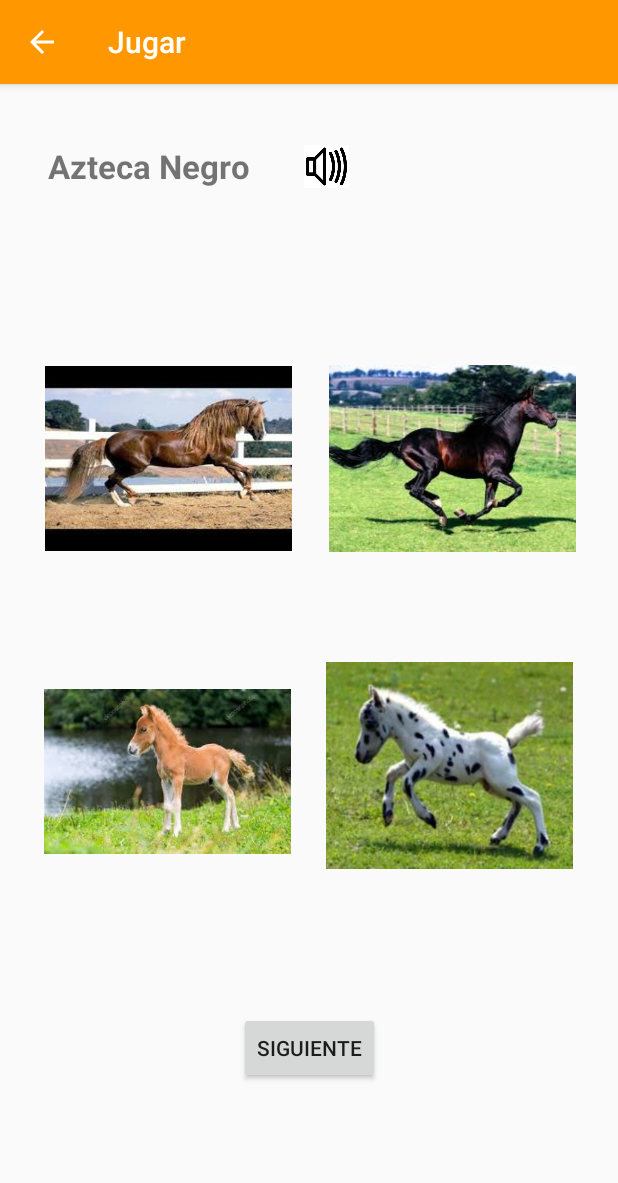
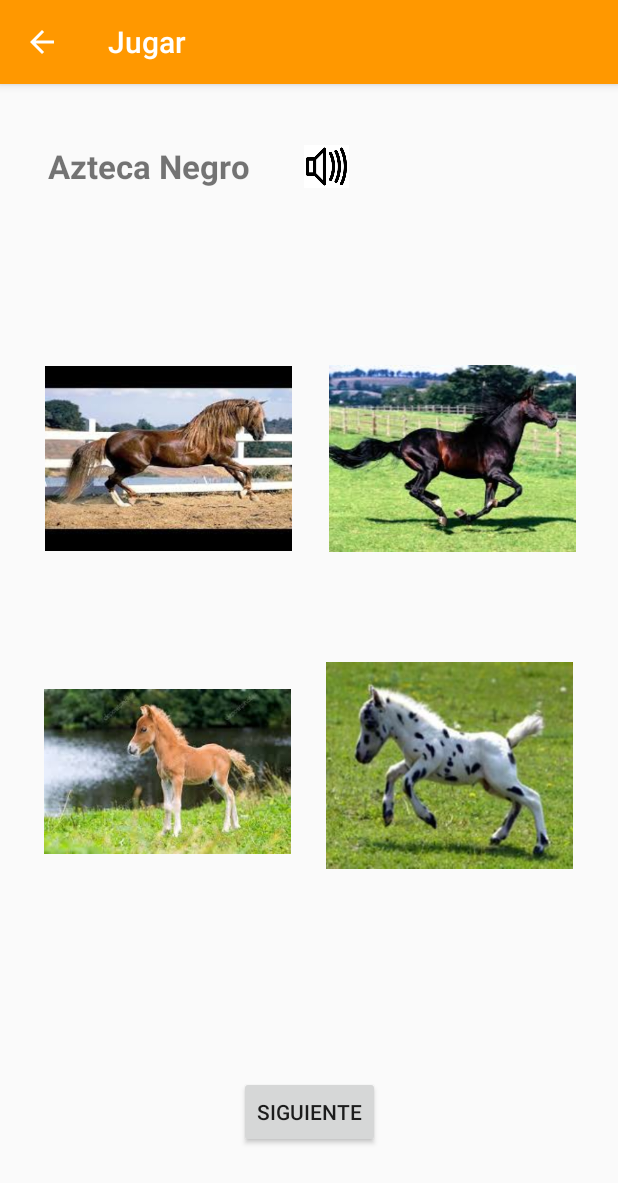
Before and after one commit to onofricamila/TPLaboratorioDeSw, an Android app: the GameActivity screen opened directly, with no data from a screen before it, on a phone screen of 412 x 824 dp. Shown: the top 1183 px of the screen. Run offline under Robolectric (Android 15) with nearby library versions, the phone set to English and light mode, and no system bars.

Commit message:
fix btn siguiente no tan pegado abajo

```diff
--- a/app/src/main/res/layout/activity_game.xml
+++ b/app/src/main/res/layout/activity_game.xml
@@ -30,7 +30,9 @@
         android:layout_marginTop="70dp"
         android:layout_marginEnd="32dp"
         android:layout_marginRight="32dp"
+        android:layout_marginBottom="16dp"
         android:text="@string/siguiente_button"
+        app:layout_constraintBottom_toBottomOf="parent"
         app:layout_constraintEnd_toEndOf="parent"
         app:layout_constraintStart_toStartOf="parent"
         app:layout_constraintTop_toBottomOf="@+id/imageView3" />
```
